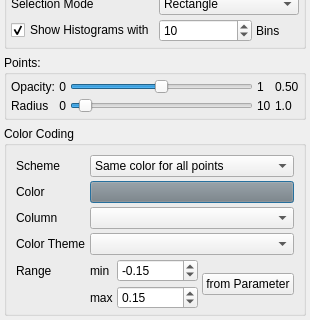
3dct/open_iA, file core/src/charts/SPMSettings.ui: the form before one commit; both pictures show x 0 to 310 and y 190 to 510 of the 310 by 510 pixel window.
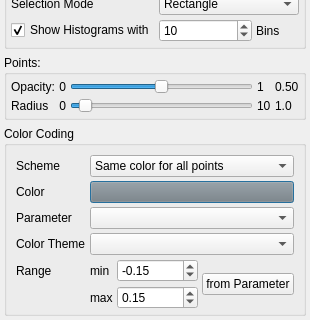
The form after the commit.

Commit message: Core: SPLOM - changeable color theme for parameter color coding

Diff of the .ui file:
```diff
--- a/core/src/charts/SPMSettings.ui
+++ b/core/src/charts/SPMSettings.ui
@@ -327,7 +327,7 @@
          </font>
         </property>
         <property name="text">
-         <string>Column</string>
+         <string>Parameter</string>
         </property>
        </widget>
       </item>
```
The commit also changes 2 other files.
